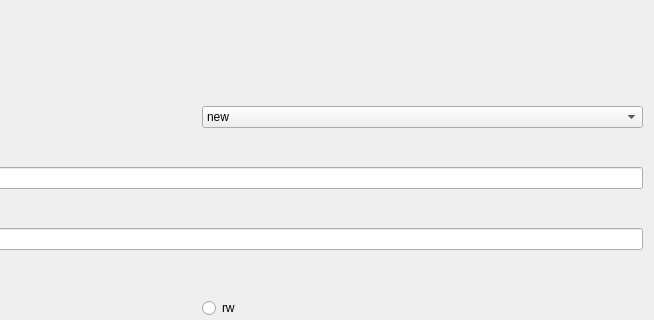
Qt form nfs_window.ui (kubekpop/slm) before a commit; both pictures show x 257 to 911 and y 0 to 320 of the 911 by 573 pixel window.
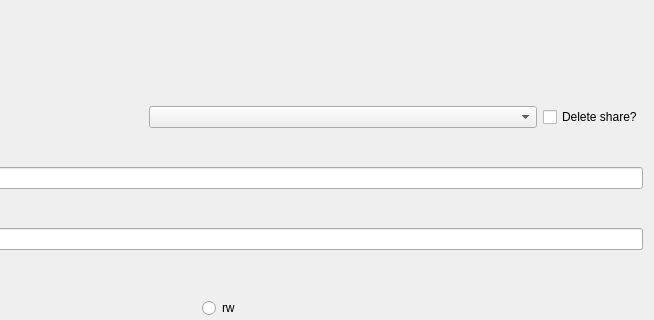
The same form after that commit. Icons and pictures are not drawn.

```diff
--- a/nfs_window.ui
+++ b/nfs_window.ui
@@ -42,12 +42,19 @@
       </widget>
      </item>
      <item>
-      <widget class="QComboBox" name="share_combobox">
+      <widget class="QComboBox" name="share_combobox"/>
+     </item>
        <item>
+      <widget class="QCheckBox" name="delete_share">
+       <property name="sizePolicy">
+        <sizepolicy hsizetype="Fixed" vsizetype="Fixed">
+         <horstretch>0</horstretch>
+         <verstretch>0</verstretch>
+        </sizepolicy>
+       </property>
         <property name="text">
-         <string>new</string>
-        </property>
-       </item>
+        <string>Delete share?</string>
+       </property>
       </widget>
      </item>
     </layout>
```
Left out of the diff: 10 changed lines with no effect on the pictures. Lines whose indentation alone changed are shown as unchanged.
